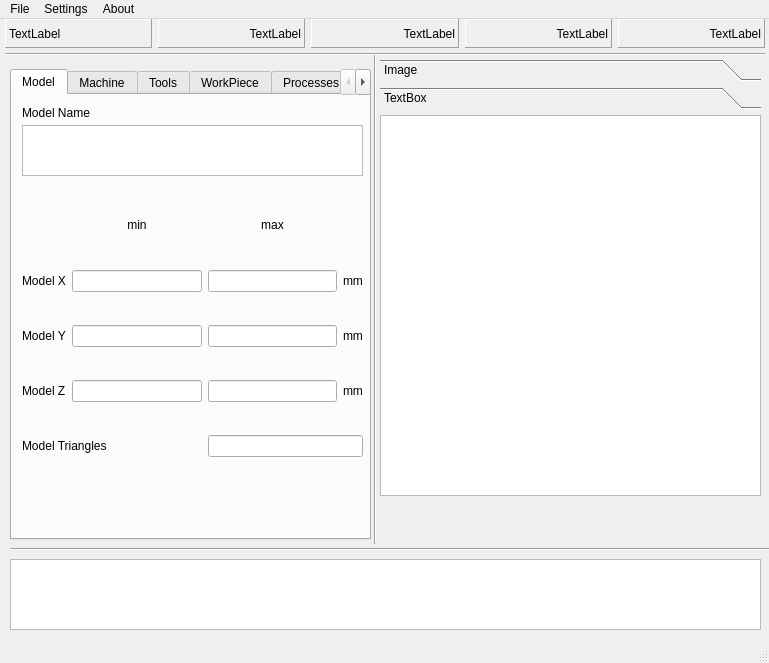
The window that eurocam.ui (onekk/eurocam-dev) describes before a commit, drawn with Qt 5.
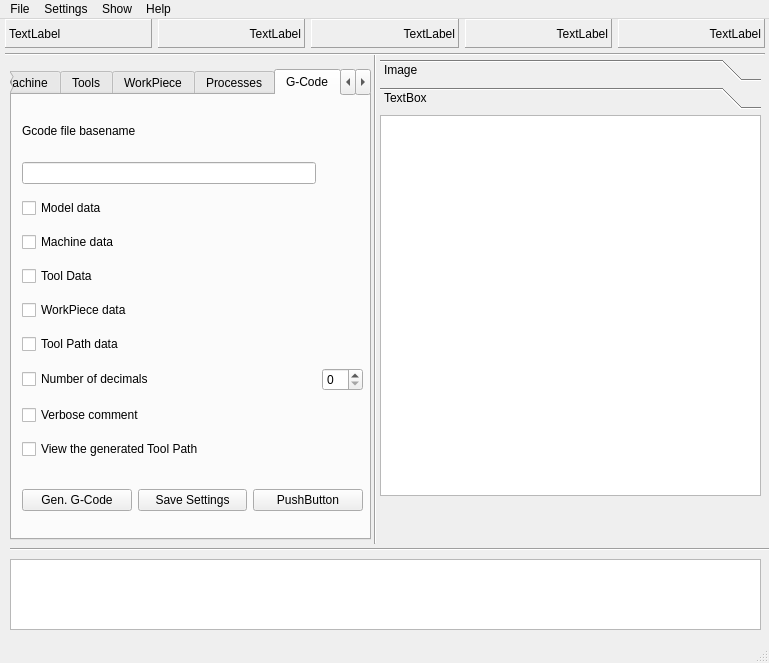
The same window after the commit. The open tabs and pages were chosen to show the change.

```diff
--- a/eurocam.ui
+++ b/eurocam.ui
@@ -24,7 +24,7 @@
      </rect>
     </property>
     <property name="currentIndex">
-     <number>0</number>
+     <number>5</number>
     </property>
     <widget class="QWidget" name="ModelTab">
      <attribute name="title">
@@ -148,21 +148,21 @@
          </property>
         </widget>
        </item>
-       <item row="4" column="0" colspan="2">
-        <widget class="QLabel" name="MdLT">
-         <property name="text">
-          <string>Model Triangles</string>
-         </property>
-        </widget>
-       </item>
-       <item row="1" column="3">
+       <item row="1" column="4">
         <widget class="QLabel" name="MdLdimx">
          <property name="text">
           <string>mm</string>
          </property>
         </widget>
        </item>
-       <item row="2" column="3">
+       <item row="3" column="4">
+        <widget class="QLabel" name="MdLdimz">
+         <property name="text">
+          <string>mm</string>
+         </property>
+        </widget>
+       </item>
+       <item row="2" column="4">
         <widget class="QLabel" name="MdLdimy">
          <property name="text">
           <string>mm</string>
@@ -170,16 +170,12 @@
         </widget>
        </item>
        <item row="3" column="3">
-        <widget class="QLabel" name="MdLdimz">
-         <property name="text">
-          <string>mm</string>
-         </property>
-        </widget>
+        <widget class="QLineEdit" name="MdTdimz"/>
        </item>
-       <item row="4" column="2" colspan="2">
-        <widget class="QLineEdit" name="MdTT">
-         <property name="alignment">
-          <set>Qt::AlignRight|Qt::AlignTrailing|Qt::AlignVCenter</set>
+       <item row="0" column="3">
+        <widget class="QLabel" name="label_2">
+         <property name="text">
+          <string>Dimensions</string>
          </property>
         </widget>
        </item>
@@ -1285,6 +1281,173 @@
       </layout>
      </widget>
     </widget>
+    <widget class="QWidget" name="GCodeTab">
+     <attribute name="title">
+      <string>G-Code</string>
+     </attribute>
+     <widget class="QWidget" name="gridLayoutWidget_5">
+      <property name="geometry">
+       <rect>
+        <x>10</x>
+        <y>10</y>
+        <width>341</width>
+        <height>371</height>
+       </rect>
+      </property>
+      <layout class="QGridLayout" name="gridLayout_6">
+       <item row="4" column="0">
+        <widget class="QCheckBox" name="GCmodel">
+         <property name="toolTip">
+          <string>&lt;html&gt;&lt;head/&gt;&lt;body&gt;&lt;p&gt;If checked it insert in the G-Code file at the beginning a comment containing:&lt;/p&gt;&lt;p&gt;- model name&lt;/p&gt;&lt;/body&gt;&lt;/html&gt;</string>
+         </property>
+         <property name="text">
+          <string>Model data </string>
+         </property>
+        </widget>
+       </item>
+       <item row="5" column="0">
+        <widget class="QCheckBox" name="GCmachine">
+         <property name="toolTip">
+          <string>&lt;html&gt;&lt;head/&gt;&lt;body&gt;&lt;p&gt;If checked it insert in the G-Code file at the beginning a comment containing:&lt;/p&gt;&lt;p&gt;&lt;br/&gt;&lt;/p&gt;&lt;p&gt;- Machine name&lt;/p&gt;&lt;/body&gt;&lt;/html&gt;</string>
+         </property>
+         <property name="text">
+          <string>Machine data</string>
+         </property>
+        </widget>
+       </item>
+       <item row="8" column="0">
+        <widget class="QCheckBox" name="GCtp">
+         <property name="toolTip">
+          <string>&lt;html&gt;&lt;head/&gt;&lt;body&gt;&lt;p&gt;If checked it insert in the G-Code file at the beginning a comment containing:&lt;/p&gt;&lt;p&gt;&lt;br/&gt;&lt;/p&gt;&lt;p&gt;- Strategy&lt;/p&gt;&lt;p&gt;- Direction&lt;/p&gt;&lt;p&gt;- Number of slice / Number of slices generated&lt;/p&gt;&lt;p&gt;- Slice height &lt;/p&gt;&lt;/body&gt;&lt;/html&gt;</string>
+         </property>
+         <property name="text">
+          <string>Tool Path data</string>
+         </property>
+        </widget>
+       </item>
+       <item row="6" column="0">
+        <widget class="QCheckBox" name="GCtool">
+         <property name="toolTip">
+          <string>&lt;html&gt;&lt;head/&gt;&lt;body&gt;&lt;p&gt;If checked it insert in the G-Code file at the beginning a comment containing:&lt;/p&gt;&lt;p&gt;&lt;br/&gt;&lt;/p&gt;&lt;p&gt;- Tool Name&lt;/p&gt;&lt;p&gt;- Tool shape&lt;/p&gt;&lt;p&gt;- Tool Diameter&lt;/p&gt;&lt;p&gt;&lt;br/&gt;&lt;/p&gt;&lt;/body&gt;&lt;/html&gt;</string>
+         </property>
+         <property name="text">
+          <string>Tool Data</string>
+         </property>
+        </widget>
+       </item>
+       <item row="7" column="0">
+        <widget class="QCheckBox" name="GCwp">
+         <property name="toolTip">
+          <string>&lt;html&gt;&lt;head/&gt;&lt;body&gt;&lt;p&gt;If checked it insert in the G-Code file at the beginning a comment containing:&lt;/p&gt;&lt;p&gt;&lt;br/&gt;&lt;/p&gt;&lt;p&gt;- Work Piece dimensions&lt;/p&gt;&lt;/body&gt;&lt;/html&gt;</string>
+         </property>
+         <property name="text">
+          <string>WorkPiece data</string>
+         </property>
+        </widget>
+       </item>
+       <item row="10" column="0">
+        <widget class="QCheckBox" name="GCverbose">
+         <property name="toolTip">
+          <string>&lt;html&gt;&lt;head/&gt;&lt;body&gt;&lt;p&gt;Insert into the code some comment :&lt;/p&gt;&lt;p&gt;&lt;br/&gt;&lt;/p&gt;&lt;p&gt;- at the end of the preamble&lt;/p&gt;&lt;p&gt;- at the end of the postamble&lt;/p&gt;&lt;p&gt;- at the end of the pass in the path&lt;/p&gt;&lt;p&gt;- when the tool is raised a the safe height&lt;/p&gt;&lt;p&gt;&lt;br/&gt;&lt;/p&gt;&lt;p&gt;&lt;br/&gt;&lt;/p&gt;&lt;p&gt;&lt;br/&gt;&lt;/p&gt;&lt;/body&gt;&lt;/html&gt;</string>
+         </property>
+         <property name="text">
+          <string>Verbose comment</string>
+         </property>
+        </widget>
+       </item>
+       <item row="0" column="0">
+        <widget class="QLabel" name="label_3">
+         <property name="enabled">
+          <bool>true</bool>
+         </property>
+         <property name="sizePolicy">
+          <sizepolicy hsizetype="Preferred" vsizetype="MinimumExpanding">
+           <horstretch>0</horstretch>
+           <verstretch>0</verstretch>
+          </sizepolicy>
+         </property>
+         <property name="minimumSize">
+          <size>
+           <width>0</width>
+           <height>25</height>
+          </size>
+         </property>
+         <property name="maximumSize">
+          <size>
+           <width>16777215</width>
+           <height>35</height>
+          </size>
+         </property>
+         <property name="text">
+          <string>Gcode file basename </string>
+         </property>
+        </widget>
+       </item>
+       <item row="9" column="0">
+        <widget class="QCheckBox" name="GCdecimals">
+         <property name="toolTip">
+          <string>&lt;html&gt;&lt;head/&gt;&lt;body&gt;&lt;p&gt;Set the max number of decimals in the G-code (min 2, max 5)&lt;/p&gt;&lt;/body&gt;&lt;/html&gt;</string>
+         </property>
+         <property name="text">
+          <string>Number of decimals</string>
+         </property>
+        </widget>
+       </item>
+       <item row="1" column="0">
+        <widget class="QLineEdit" name="GCT1"/>
+       </item>
+       <item row="9" column="1">
+        <widget class="QSpinBox" name="spinBox"/>
+       </item>
+       <item row="11" column="0">
+        <widget class="QCheckBox" name="GCview">
+         <property name="toolTip">
+          <string>&lt;html&gt;&lt;head/&gt;&lt;body&gt;&lt;p&gt;Diplay the generated Tool Path at the end of each Tool Path generation, close the window when you have done to generate the next Tool Path&lt;/p&gt;&lt;/body&gt;&lt;/html&gt;</string>
+         </property>
+         <property name="text">
+          <string>View the generated Tool Path</string>
+         </property>
+        </widget>
+       </item>
+      </layout>
+     </widget>
+     <widget class="QWidget" name="horizontalLayoutWidget_2">
+      <property name="geometry">
+       <rect>
+        <x>10</x>
+        <y>390</y>
+        <width>341</width>
+        <height>31</height>
+       </rect>
+      </property>
+      <layout class="QHBoxLayout" name="horizontalLayout_6">
+       <item>
+        <widget class="QPushButton" name="GCPB1">
+         <property name="text">
+          <string>Gen. G-Code</string>
+         </property>
+        </widget>
+       </item>
+       <item>
+        <widget class="QPushButton" name="GCPB2">
+         <property name="text">
+          <string>Save Settings</string>
+         </property>
+        </widget>
+       </item>
+       <item>
+        <widget class="QPushButton" name="GCPB3">
+         <property name="text">
+          <string>PushButton</string>
+         </property>
+        </widget>
+       </item>
+      </layout>
+     </widget>
+     <zorder>gridLayoutWidget_5</zorder>
+     <zorder>horizontalLayoutWidget_2</zorder>
+     <zorder>line_2</zorder>
+    </widget>
     <widget class="QWidget" name="TaskTab">
      <attribute name="title">
       <string>Tasks</string>
@@ -1553,16 +1716,23 @@
     <addaction name="menuInch"/>
     <addaction name="actionGCF"/>
    </widget>
-   <widget class="QMenu" name="menuAbout">
+   <widget class="QMenu" name="MenuShow">
     <property name="title">
-     <string>About</string>
+     <string>Show</string>
     </property>
-    <addaction name="actionAbout_Qt"/>
+    <addaction name="actionShow_display_window"/>
+   </widget>
+   <widget class="QMenu" name="menuHelp">
+    <property name="title">
+     <string>Help</string>
+    </property>
+    <addaction name="actionHelp"/>
     <addaction name="actionAbout_EuroCAM"/>
    </widget>
    <addaction name="menuFile"/>
    <addaction name="menuConfiguration"/>
-   <addaction name="menuAbout"/>
+   <addaction name="MenuShow"/>
+   <addaction name="menuHelp"/>
   </widget>
   <action name="actionOpen_Drawing">
    <property name="text">
```
Left out of the diff: 46 changed lines with no effect on the pictures.
